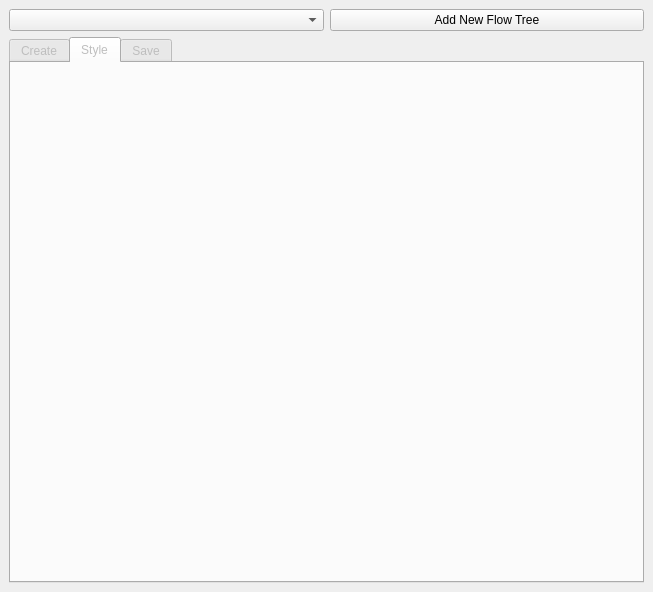
glebpinigin/flow_map_builder, file flow_map_builder_dockwidget_base.ui: the form before one commit.
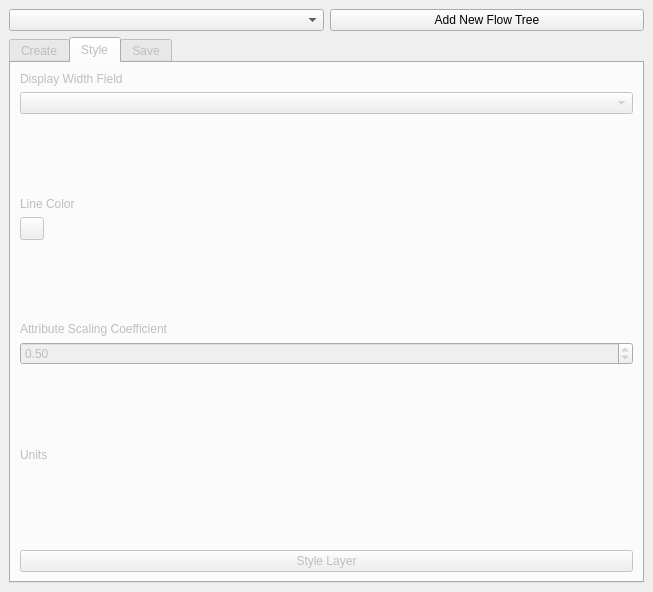
The form after the commit. The open tabs and pages were chosen to show the change. Custom widgets are drawn as their Qt base class.

Commit message: Styling panel behavior added

Patch:
```diff
--- a/flow_map_builder_dockwidget_base.ui
+++ b/flow_map_builder_dockwidget_base.ui
@@ -174,6 +174,114 @@
        <attribute name="title">
         <string>Style</string>
        </attribute>
+       <layout class="QVBoxLayout" name="verticalLayout_2">
+        <item>
+         <widget class="QLabel" name="label_7">
+          <property name="text">
+           <string>Display Width Field</string>
+          </property>
+         </widget>
+        </item>
+        <item>
+         <widget class="QgsFieldComboBox" name="display_field_combobox"/>
+        </item>
+        <item>
+         <spacer name="verticalSpacer_7">
+          <property name="orientation">
+           <enum>Qt::Vertical</enum>
+          </property>
+          <property name="sizeHint" stdset="0">
+           <size>
+            <width>20</width>
+            <height>40</height>
+           </size>
+          </property>
+         </spacer>
+        </item>
+        <item>
+         <widget class="QLabel" name="label_6">
+          <property name="text">
+           <string>Line Color</string>
+          </property>
+         </widget>
+        </item>
+        <item>
+         <widget class="QgsColorButton" name="color_selector"/>
+        </item>
+        <item>
+         <spacer name="verticalSpacer_9">
+          <property name="orientation">
+           <enum>Qt::Vertical</enum>
+          </property>
+          <property name="sizeHint" stdset="0">
+           <size>
+            <width>20</width>
+            <height>40</height>
+           </size>
+          </property>
+         </spacer>
+        </item>
+        <item>
+         <widget class="QLabel" name="label_7">
+          <property name="text">
+           <string>Attribute Scaling Coefficient</string>
+          </property>
+         </widget>
+        </item>
+        <item>
+         <widget class="QgsDoubleSpinBox" name="buffer_coef">
+          <property name="singleStep">
+           <double>0.100000000000000</double>
+          </property>
+          <property name="value">
+           <double>0.500000000000000</double>
+          </property>
+         </widget>
+        </item>
+        <item>
+         <spacer name="verticalSpacer_6">
+          <property name="orientation">
+           <enum>Qt::Vertical</enum>
+          </property>
+          <property name="sizeHint" stdset="0">
+           <size>
+            <width>20</width>
+            <height>40</height>
+           </size>
+          </property>
+         </spacer>
+        </item>
+        <item>
+         <widget class="QLabel" name="label_8">
+          <property name="text">
+           <string>Units</string>
+          </property>
+         </widget>
+        </item>
+        <item>
+         <widget class="QgsUnitSelectionWidget" name="unit_selector"/>
+        </item>
+        <item>
+         <spacer name="verticalSpacer_8">
+          <property name="orientation">
+           <enum>Qt::Vertical</enum>
+          </property>
+          <property name="sizeHint" stdset="0">
+           <size>
+            <width>20</width>
+            <height>40</height>
+           </size>
+          </property>
+         </spacer>
+        </item>
+        <item>
+         <widget class="QPushButton" name="style_button">
+          <property name="text">
+           <string>Style Layer</string>
+          </property>
+         </widget>
+        </item>
+       </layout>
       </widget>
       <widget class="QWidget" name="tab_save">
        <attribute name="title">
@@ -191,6 +299,26 @@
    <extends>QComboBox</extends>
    <header>qgis.gui</header>
   </customwidget>
+  <customwidget>
+   <class>QgsColorButton</class>
+   <extends>QToolButton</extends>
+   <header>qgis.gui</header>
+  </customwidget>
+  <customwidget>
+   <class>QgsUnitSelectionWidget</class>
+   <extends>QWidget</extends>
+   <header>qgis.gui</header>
+  </customwidget>
+  <customwidget>
+   <class>QgsDoubleSpinBox</class>
+   <extends>QDoubleSpinBox</extends>
+   <header>qgis.gui</header>
+  </customwidget>
+  <customwidget>
+   <class>QgsFieldComboBox</class>
+   <extends>QComboBox</extends>
+   <header>qgis.gui</header>
+  </customwidget>
   <customwidget>
    <class>QgsFieldExpressionWidget</class>
    <extends>QWidget</extends>
```
The commit also changes 2 other files.
